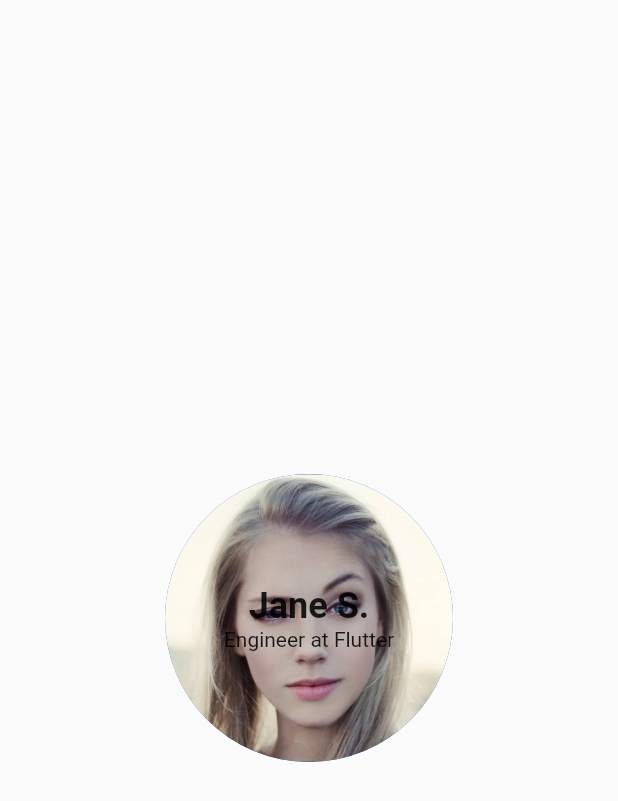
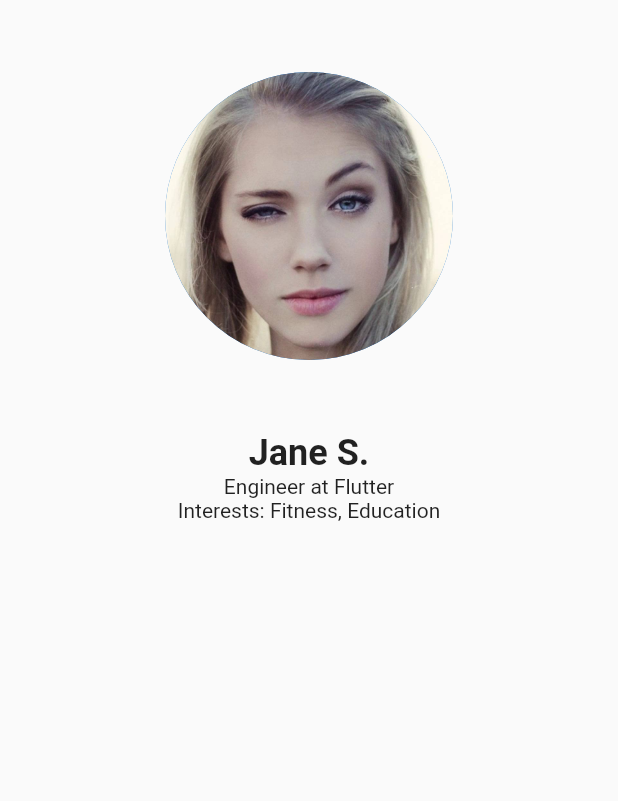
Before and after one commit to mnshaw/volunet, a Flutter app: the Profile screen opened directly, on a phone screen of 412 x 824 dp. Shown: the top 801 px of the screen. Run offline on Flutter 3.47's test engine with Material 2 defaults, Android fonts, the phone set to English and light mode, and no system bars.

Commit message:
Finish up Jane's profile page

```diff
--- a/animation_exp/lib/ProfilePage/profile_page.dart
+++ b/animation_exp/lib/ProfilePage/profile_page.dart
@@ -20,14 +20,15 @@
       body: new Stack(
         children: <Widget>[
           new Center(
-            child: new CircleAvatar(
+            child: ListView(
+              children: <Widget>[
+                SizedBox(height: 48.0),
+                new CircleAvatar(
                   backgroundImage: avatar3,
                   radius: 96.0,
                 ),
-          ),
                 SizedBox(height: 48.0),
-          new Center(
-            child: new Column(
+                new Column(
                   mainAxisSize: MainAxisSize.min,
                   children: <Widget>[
                     new Text('Jane S.',
@@ -39,11 +40,16 @@
                     ),
                     new Text(
                       'Engineer at Flutter'
+                    ),
+                    new Text(
+                      'Interests: Fitness, Education'
                     )
                   ],
                 ),
+              ],
             ),
-        ],
+          ),
+        ]
       ),
     );
   }
```
Lines whose indentation alone changed are shown as unchanged.
